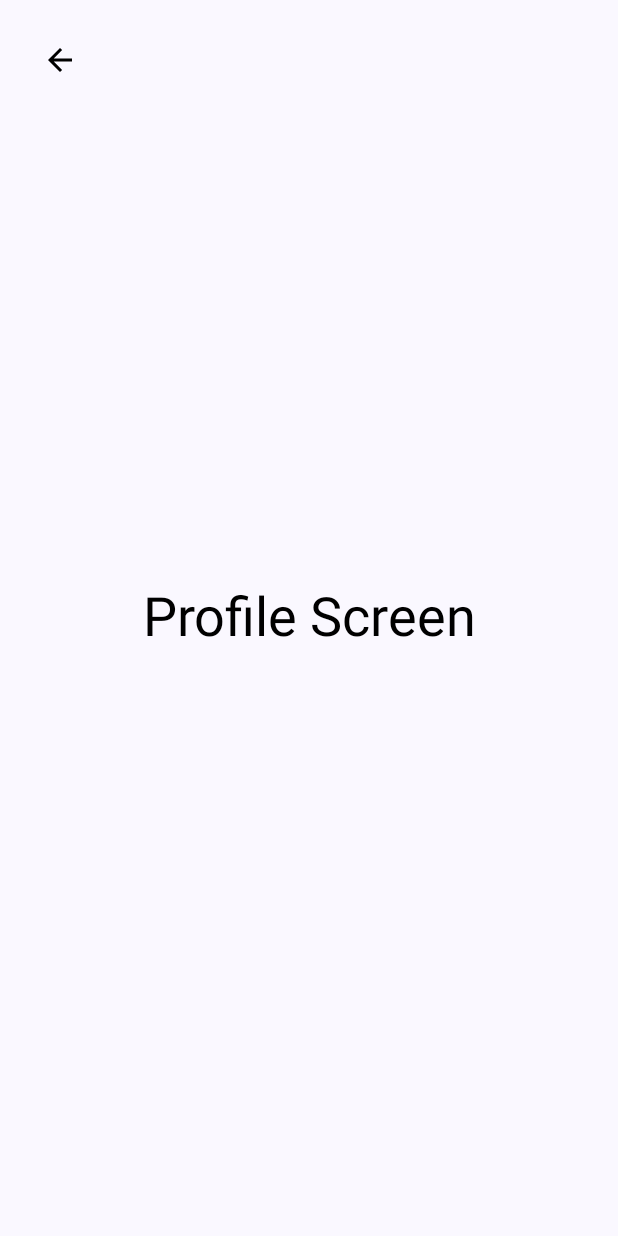
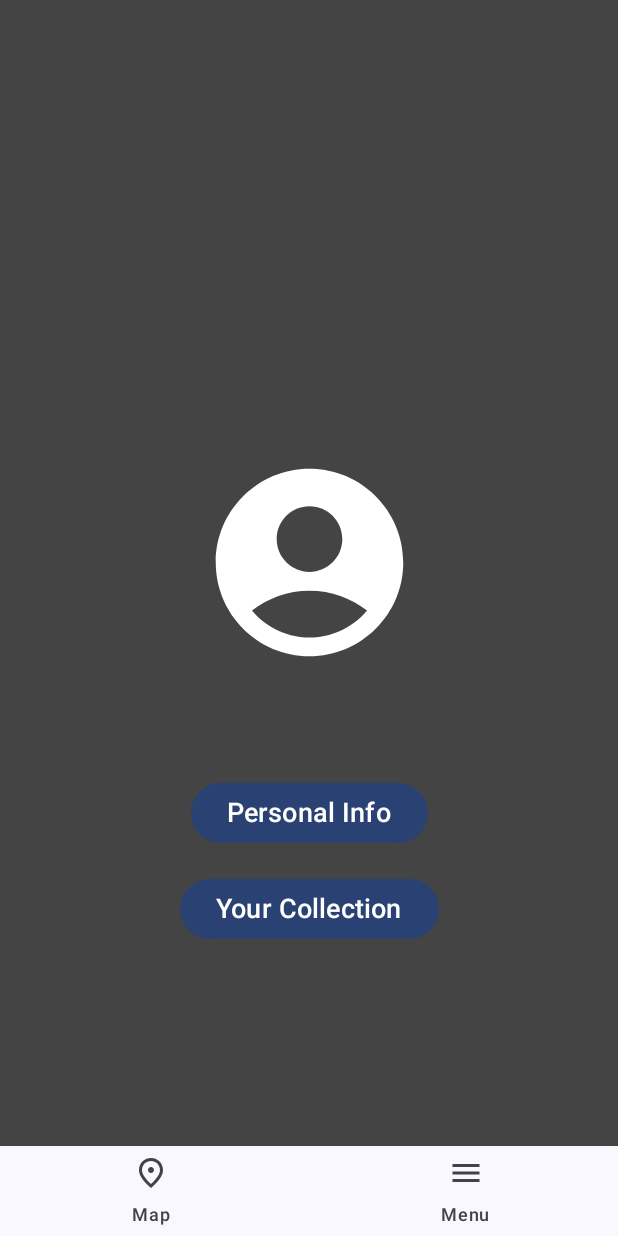
Before and after one commit to LookUpGroup27/LookUp, an Android app built with Jetpack Compose: the Profile_Screen screen opened through its navigation route, on a phone screen of 412 x 824 dp. Run offline under Robolectric (Android 15) with nearby library versions, the phone set to English and light mode, and no system bars; our stand-ins replace Firebase (no records; nobody signed in at launch, a user with empty details on screens opened directly).

Commit message:
feat: implement ProfileScreen to replace the sample profile layout
- Added a fully functional ProfileScreen with navigation to "Personal Info" and "Your Collection."
- Integrated BottomNavigationMenu for navigating between top-level destinations like "Map" and "Menu."

```diff
--- a/app/src/main/java/com/github/lookupgroup27/lookup/ui/profile/Profile.kt
+++ b/app/src/main/java/com/github/lookupgroup27/lookup/ui/profile/Profile.kt
@@ -1,14 +1,105 @@
 package com.github.lookupgroup27.lookup.ui.profile
 
+import androidx.compose.foundation.background
+import androidx.compose.foundation.layout.*
+import androidx.compose.material.icons.Icons
+import androidx.compose.material.icons.filled.AccountCircle
+import androidx.compose.material3.*
 import androidx.compose.runtime.Composable
+import androidx.compose.ui.Alignment
+import androidx.compose.ui.Modifier
+import androidx.compose.ui.graphics.Color
+import androidx.compose.ui.tooling.preview.Preview
+import androidx.compose.ui.unit.dp
+import androidx.compose.ui.unit.sp
+import androidx.navigation.compose.rememberNavController
+import com.github.lookupgroup27.lookup.ui.navigation.BottomNavigationMenu
+import com.github.lookupgroup27.lookup.ui.navigation.LIST_TOP_LEVEL_DESTINATION
 import com.github.lookupgroup27.lookup.ui.navigation.NavigationActions
-import com.github.lookupgroup27.lookup.ui.overview.SampleScreen
+import com.github.lookupgroup27.lookup.ui.navigation.Screen
+
+/**
+ * A Composable function that renders the Profile screen, which includes:
+ * - A profile icon at the top center of the screen.
+ * - Two buttons: "Personal Info" and "Your Collection," both centered below the profile icon.
+ * - A bottom navigation menu to navigate between different sections (e.g., Map, Menu).
+ *
+ * The buttons trigger navigation actions
+ * when clicked, allowing users to navigate to the Profile or Collection screens.
+ *
+ * @param navigationActions An instance of [NavigationActions] that defines the navigation behavior.
+ *                          It handles navigating between the Profile, Collection, and other
+ *                          top-level sections of the app through the bottom navigation menu.
+ */
+
 
 @Composable
 fun ProfileScreen(navigationActions: NavigationActions) {
-  SampleScreen(
-      screenText = "Profile Screen",
-      navigationActions = navigationActions,
-      screenTag = "profile_screen",
-      backButtonTag = "go_back_button_profile")
+  // Column to stack the profile section and bottom navigation
+  Column(
+      modifier =
+          Modifier.fillMaxSize().background(Color.DarkGray), // Background for the entire screen
+      verticalArrangement =
+          Arrangement.SpaceBetween // Ensure items are spaced between top and bottom
+      ) {
+        // Center the Profile Icon and Buttons in the middle of the screen
+        Column(
+            modifier = Modifier.fillMaxWidth().padding(top = 300.dp), // Padding from the top
+            horizontalAlignment = Alignment.CenterHorizontally // Center content inside the column
+            ) {
+              // Profile Icon
+              Icon(
+                  imageVector = Icons.Default.AccountCircle,
+                  contentDescription = "Profile Icon",
+                  tint = Color.White,
+                  modifier = Modifier.size(150.dp))
+
+              // Spacer between profile icon and first button
+              Spacer(modifier = Modifier.height(60.dp))
+
+              // Personal Info Button
+              Button(
+                  onClick = { navigationActions.navigateTo(Screen.PROFILE) },
+                  colors =
+                      ButtonDefaults.buttonColors(
+                          containerColor = MaterialTheme.colorScheme.primary,
+                          contentColor = Color.White),
+                  modifier = Modifier.padding(vertical = 8.dp)) {
+                    Text(text = "Personal Info", fontSize = 18.sp)
+                  }
+
+              // Collection Button
+              Button(
+                  onClick = { navigationActions.navigateTo(Screen.COLLECTION) },
+                  colors =
+                      ButtonDefaults.buttonColors(
+                          containerColor = MaterialTheme.colorScheme.primary, // Solid button color
+                          contentColor = Color.White),
+                  modifier = Modifier.padding(vertical = 8.dp)) {
+                    Text(text = "Your Collection", fontSize = 18.sp)
+                  }
+            }
+
+        // Bottom Navigation
+        BottomNavigationMenu(
+            onTabSelect = { destination -> navigationActions.navigateTo(destination) },
+            tabList = LIST_TOP_LEVEL_DESTINATION,
+            selectedItem = navigationActions.currentRoute())
+      }
 }
+
+/**
+ * A Composable function that previews the Profile screen.
+ *
+ * This function is used for design-time previews in the Android Studio editor. It renders
+ * the ProfileScreen composable without requiring live navigation actions, and provides a
+ * quick look at how the Profile screen will appear.
+ */
+
+@Preview(showBackground = true)
+@Composable
+fun ProfileScreenPreview() {
+  val navController = rememberNavController()
+  val navigationActions = NavigationActions(navController)
+  ProfileScreen(navigationActions)
+}
```
